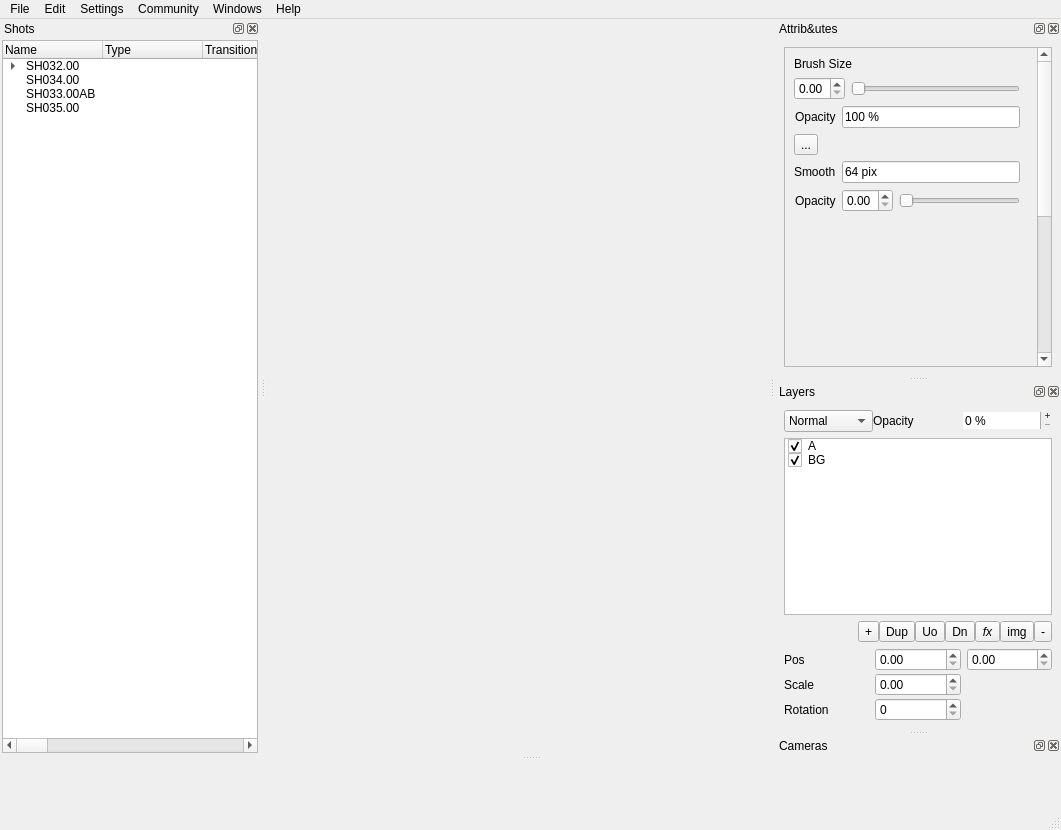
The window that BoarderMainWindow.ui (GameFusion/B-Line) describes before a commit, drawn with Qt 5.
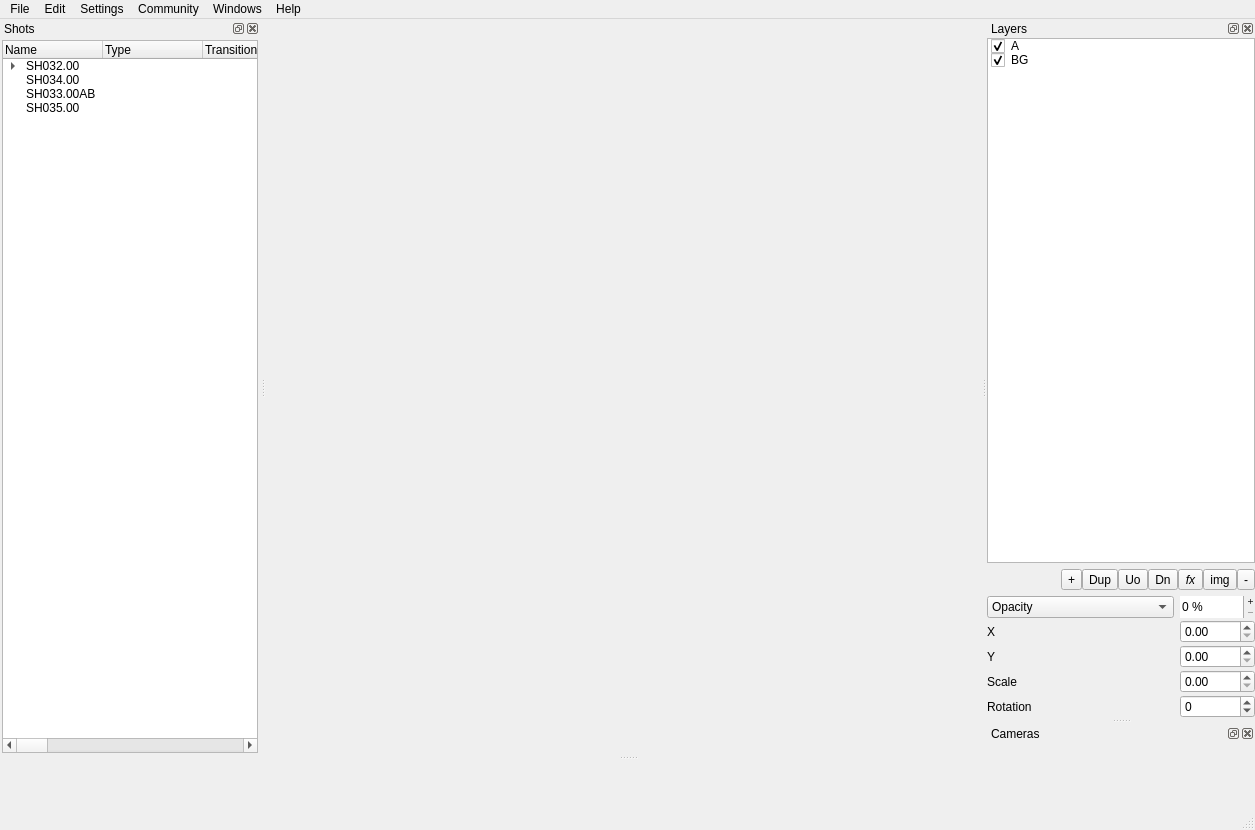
The same window after the commit. Icons and pictures are not drawn.

Commit message: Refactor UI and layer controls in BoarderMainWindow

The edit to the form file:
```diff
--- a/BoarderMainWindow.ui
+++ b/BoarderMainWindow.ui
@@ -6,7 +6,7 @@
    <rect>
     <x>0</x>
     <y>0</y>
-    <width>1061</width>
+    <width>1255</width>
     <height>830</height>
    </rect>
   </property>
@@ -29,7 +29,7 @@
     <rect>
      <x>0</x>
      <y>0</y>
-     <width>1061</width>
+     <width>1255</width>
      <height>24</height>
     </rect>
    </property>
@@ -98,190 +98,6 @@
    <addaction name="menuHelp"/>
   </widget>
   <widget class="QStatusBar" name="statusbar"/>
-  <widget class="QDockWidget" name="dockAttributes">
-   <property name="minimumSize">
-    <size>
-     <width>286</width>
-     <height>146</height>
-    </size>
-   </property>
-   <property name="windowTitle">
-    <string>Attrib&amp;utes</string>
-   </property>
-   <attribute name="dockWidgetArea">
-    <number>2</number>
-   </attribute>
-   <widget class="QWidget" name="attributesDockWidget">
-    <layout class="QVBoxLayout" name="verticalLayout_6">
-     <item>
-      <widget class="QScrollArea" name="scrollArea">
-       <property name="sizePolicy">
-        <sizepolicy hsizetype="Minimum" vsizetype="Minimum">
-         <horstretch>0</horstretch>
-         <verstretch>0</verstretch>
-        </sizepolicy>
-       </property>
-       <property name="minimumSize">
-        <size>
-         <width>0</width>
-         <height>100</height>
-        </size>
-       </property>
-       <property name="verticalScrollBarPolicy">
-        <enum>Qt::ScrollBarPolicy::ScrollBarAlwaysOn</enum>
-       </property>
-       <property name="widgetResizable">
-        <bool>false</bool>
-       </property>
-       <widget class="QWidget" name="attributesWidgetContents">
-        <property name="geometry">
-         <rect>
-          <x>0</x>
-          <y>0</y>
-          <width>244</width>
-          <height>596</height>
-         </rect>
-        </property>
-        <property name="sizePolicy">
-         <sizepolicy hsizetype="Ignored" vsizetype="Ignored">
-          <horstretch>0</horstretch>
-          <verstretch>0</verstretch>
-         </sizepolicy>
-        </property>
-        <layout class="QVBoxLayout" name="verticalLayout_3">
-         <item>
-          <widget class="QLabel" name="label">
-           <property name="text">
-            <string>Brush Size</string>
-           </property>
-          </widget>
-         </item>
-         <item>
-          <layout class="QHBoxLayout" name="attributesGroupLayout">
-           <item>
-            <widget class="QDoubleSpinBox" name="doubleSpinBox">
-             <property name="maximum">
-              <double>1.000000000000000</double>
-             </property>
-             <property name="singleStep">
-              <double>0.100000000000000</double>
-             </property>
-            </widget>
-           </item>
-           <item>
-            <widget class="QSlider" name="horizontalSlider_2">
-             <property name="maximum">
-              <number>100</number>
-             </property>
-             <property name="orientation">
-              <enum>Qt::Orientation::Horizontal</enum>
-             </property>
-            </widget>
-           </item>
-          </layout>
-         </item>
-         <item>
-          <layout class="QFormLayout" name="formLayout">
-           <property name="labelAlignment">
-            <set>Qt::AlignmentFlag::AlignRight|Qt::AlignmentFlag::AlignTrailing|Qt::AlignmentFlag::AlignVCenter</set>
-           </property>
-           <property name="formAlignment">
-            <set>Qt::AlignmentFlag::AlignRight|Qt::AlignmentFlag::AlignTop|Qt::AlignmentFlag::AlignTrailing</set>
-           </property>
-           <item row="0" column="0">
-            <widget class="QLabel" name="label_2">
-             <property name="text">
-              <string>Opacity</string>
-             </property>
-            </widget>
-           </item>
-           <item row="0" column="1">
-            <widget class="QLineEdit" name="lineEdit">
-             <property name="text">
-              <string>100 %</string>
-             </property>
-            </widget>
-           </item>
-           <item row="2" column="0">
-            <widget class="QLabel" name="label_3">
-             <property name="text">
-              <string>Smooth</string>
-             </property>
-            </widget>
-           </item>
-           <item row="2" column="1">
-            <widget class="QLineEdit" name="lineEdit_2">
-             <property name="text">
-              <string>64 pix</string>
-             </property>
-            </widget>
-           </item>
-           <item row="3" column="0">
-            <widget class="QLabel" name="label_4">
-             <property name="text">
-              <string>Opacity</string>
-             </property>
-            </widget>
-           </item>
-           <item row="3" column="1">
-            <layout class="QHBoxLayout" name="horizontalLayout_2">
-             <item>
-              <widget class="QDoubleSpinBox" name="doubleSpinBox_2">
-               <property name="maximumSize">
-                <size>
-                 <width>75</width>
-                 <height>16777215</height>
-                </size>
-               </property>
-               <property name="maximum">
-                <double>1.000000000000000</double>
-               </property>
-               <property name="singleStep">
-                <double>0.100000000000000</double>
-               </property>
-              </widget>
-             </item>
-             <item>
-              <widget class="QSlider" name="horizontalSlider_3">
-               <property name="maximum">
-                <number>100</number>
-               </property>
-               <property name="orientation">
-                <enum>Qt::Orientation::Horizontal</enum>
-               </property>
-              </widget>
-             </item>
-            </layout>
-           </item>
-           <item row="1" column="0">
-            <widget class="QToolButton" name="toolButton">
-             <property name="text">
-              <string>...</string>
-             </property>
-            </widget>
-           </item>
-          </layout>
-         </item>
-         <item>
-          <spacer name="verticalSpacer">
-           <property name="orientation">
-            <enum>Qt::Orientation::Vertical</enum>
-           </property>
-           <property name="sizeHint" stdset="0">
-            <size>
-             <width>20</width>
-             <height>446</height>
-            </size>
-           </property>
-          </spacer>
-         </item>
-        </layout>
-       </widget>
-      </widget>
-     </item>
-    </layout>
-   </widget>
-  </widget>
   <widget class="QDockWidget" name="dockControlls">
    <property name="features">
     <set>QDockWidget::DockWidgetFeature::NoDockWidgetFeatures</set>
@@ -796,8 +612,8 @@
    </property>
    <property name="minimumSize">
     <size>
-     <width>280</width>
-     <height>276</height>
+     <width>268</width>
+     <height>430</height>
     </size>
    </property>
    <property name="floating">
@@ -810,56 +626,29 @@
     <number>2</number>
    </attribute>
    <widget class="QWidget" name="dockWidgetContents_2">
+    <property name="sizePolicy">
+     <sizepolicy hsizetype="Preferred" vsizetype="Minimum">
+      <horstretch>0</horstretch>
+      <verstretch>0</verstretch>
+     </sizepolicy>
+    </property>
     <layout class="QVBoxLayout" name="verticalLayout_2">
-     <item>
-      <layout class="QHBoxLayout" name="horizontalLayout_4">
-       <property name="spacing">
-        <number>0</number>
-       </property>
-       <item>
-        <widget class="QComboBox" name="comboBox_layerBlendMode">
-         <item>
-          <property name="text">
-           <string>Normal</string>
-          </property>
-         </item>
-        </widget>
-       </item>
-       <item>
-        <widget class="QLabel" name="label_5">
-         <property name="text">
-          <string>Opacity</string>
-         </property>
-        </widget>
-       </item>
-       <item>
-        <widget class="QSpinBox" name="spinBox_layerOpacity">
-         <property name="frame">
-          <bool>false</bool>
-         </property>
-         <property name="buttonSymbols">
-          <enum>QAbstractSpinBox::ButtonSymbols::PlusMinus</enum>
-         </property>
-         <property name="specialValueText">
-          <string/>
-         </property>
-         <property name="showGroupSeparator" stdset="0">
-          <bool>false</bool>
-         </property>
-         <property name="suffix">
-          <string> %</string>
-         </property>
-         <property name="maximum">
-          <number>100</number>
-         </property>
-        </widget>
-       </item>
-      </layout>
-     </item>
+     <property name="leftMargin">
+      <number>0</number>
+     </property>
+     <property name="topMargin">
+      <number>0</number>
+     </property>
+     <property name="rightMargin">
+      <number>0</number>
+     </property>
+     <property name="bottomMargin">
+      <number>0</number>
+     </property>
      <item>
       <widget class="QListWidget" name="layerListWidget">
        <property name="sizePolicy">
-        <sizepolicy hsizetype="Expanding" vsizetype="Expanding">
+        <sizepolicy hsizetype="Minimum" vsizetype="Expanding">
          <horstretch>0</horstretch>
          <verstretch>0</verstretch>
         </sizepolicy>
@@ -890,6 +679,9 @@
        <property name="spacing">
         <number>0</number>
        </property>
+       <property name="sizeConstraint">
+        <enum>QLayout::SizeConstraint::SetMinimumSize</enum>
+       </property>
        <item>
         <spacer name="horizontalSpacer">
          <property name="orientation">
@@ -905,6 +697,12 @@
        </item>
        <item>
         <widget class="QToolButton" name="toolButton_layerAdd">
+         <property name="sizePolicy">
+          <sizepolicy hsizetype="Minimum" vsizetype="Minimum">
+           <horstretch>0</horstretch>
+           <verstretch>0</verstretch>
+          </sizepolicy>
+         </property>
          <property name="text">
           <string>+</string>
          </property>
@@ -915,6 +713,12 @@
        </item>
        <item>
         <widget class="QToolButton" name="toolButton_layerDup">
+         <property name="sizePolicy">
+          <sizepolicy hsizetype="Minimum" vsizetype="Minimum">
+           <horstretch>0</horstretch>
+           <verstretch>0</verstretch>
+          </sizepolicy>
+         </property>
          <property name="text">
           <string>Dup</string>
          </property>
@@ -925,6 +729,12 @@
        </item>
        <item>
         <widget class="QToolButton" name="toolButton_layerMoveUp">
+         <property name="sizePolicy">
+          <sizepolicy hsizetype="Minimum" vsizetype="Minimum">
+           <horstretch>0</horstretch>
+           <verstretch>0</verstretch>
+          </sizepolicy>
+         </property>
          <property name="text">
           <string>Uo</string>
          </property>
@@ -932,6 +742,12 @@
        </item>
        <item>
         <widget class="QToolButton" name="toolButton_layerMoveDown">
+         <property name="sizePolicy">
+          <sizepolicy hsizetype="Minimum" vsizetype="Minimum">
+           <horstretch>0</horstretch>
+           <verstretch>0</verstretch>
+          </sizepolicy>
+         </property>
          <property name="text">
           <string>Dn</string>
          </property>
@@ -939,6 +755,12 @@
        </item>
        <item>
         <widget class="QToolButton" name="toolButton_layerFX">
+         <property name="sizePolicy">
+          <sizepolicy hsizetype="Minimum" vsizetype="Minimum">
+           <horstretch>0</horstretch>
+           <verstretch>0</verstretch>
+          </sizepolicy>
+         </property>
          <property name="font">
           <font>
            <italic>true</italic>
@@ -957,6 +779,12 @@
        </item>
        <item>
         <widget class="QToolButton" name="toolButton_layerImage">
+         <property name="sizePolicy">
+          <sizepolicy hsizetype="Minimum" vsizetype="Minimum">
+           <horstretch>0</horstretch>
+           <verstretch>0</verstretch>
+          </sizepolicy>
+         </property>
          <property name="text">
           <string>img</string>
          </property>
@@ -968,6 +796,12 @@
        </item>
        <item>
         <widget class="QToolButton" name="toolButton_layerTrash">
+         <property name="sizePolicy">
+          <sizepolicy hsizetype="Minimum" vsizetype="Minimum">
+           <horstretch>0</horstretch>
+           <verstretch>0</verstretch>
+          </sizepolicy>
+         </property>
          <property name="text">
           <string>-</string>
          </property>
@@ -987,38 +821,164 @@
        <property name="verticalSpacing">
         <number>2</number>
        </property>
-       <item row="2" column="0">
+       <item row="5" column="0">
         <widget class="QLabel" name="label_8">
          <property name="text">
           <string>Rotation</string>
          </property>
         </widget>
        </item>
-       <item row="2" column="1">
-        <widget class="QSpinBox" name="spinBox_layerRotation"/>
+       <item row="5" column="1">
+        <widget class="QSpinBox" name="spinBox_layerRotation">
+         <property name="sizePolicy">
+          <sizepolicy hsizetype="Minimum" vsizetype="Minimum">
+           <horstretch>0</horstretch>
+           <verstretch>0</verstretch>
+          </sizepolicy>
+         </property>
+         <property name="maximumSize">
+          <size>
+           <width>75</width>
+           <height>16777215</height>
+          </size>
+         </property>
+         <property name="minimum">
+          <number>-9999</number>
+         </property>
+         <property name="maximum">
+          <number>9999</number>
+         </property>
+         <property name="displayIntegerBase">
+          <number>10</number>
+         </property>
+        </widget>
        </item>
-       <item row="0" column="2">
-        <widget class="QDoubleSpinBox" name="doubleSpinBox_layerPosY"/>
+       <item row="3" column="1">
+        <widget class="QDoubleSpinBox" name="doubleSpinBox_layerPosY">
+         <property name="sizePolicy">
+          <sizepolicy hsizetype="Minimum" vsizetype="Minimum">
+           <horstretch>0</horstretch>
+           <verstretch>0</verstretch>
+          </sizepolicy>
+         </property>
+         <property name="maximumSize">
+          <size>
+           <width>75</width>
+           <height>16777215</height>
+          </size>
+         </property>
+         <property name="maximum">
+          <double>9999.989999999999782</double>
+         </property>
+        </widget>
        </item>
-       <item row="1" column="0">
+       <item row="4" column="1">
+        <widget class="QDoubleSpinBox" name="doubleSpinBox_layerScale">
+         <property name="sizePolicy">
+          <sizepolicy hsizetype="Minimum" vsizetype="Minimum">
+           <horstretch>0</horstretch>
+           <verstretch>0</verstretch>
+          </sizepolicy>
+         </property>
+         <property name="maximumSize">
+          <size>
+           <width>75</width>
+           <height>16777215</height>
+          </size>
+         </property>
+         <property name="maximum">
+          <double>999.990000000000009</double>
+         </property>
+        </widget>
+       </item>
+       <item row="1" column="1">
+        <widget class="QSpinBox" name="spinBox_layerOpacity">
+         <property name="sizePolicy">
+          <sizepolicy hsizetype="Minimum" vsizetype="Minimum">
+           <horstretch>0</horstretch>
+           <verstretch>0</verstretch>
+          </sizepolicy>
+         </property>
+         <property name="maximumSize">
+          <size>
+           <width>75</width>
+           <height>16777215</height>
+          </size>
+         </property>
+         <property name="frame">
+          <bool>false</bool>
+         </property>
+         <property name="buttonSymbols">
+          <enum>QAbstractSpinBox::ButtonSymbols::PlusMinus</enum>
+         </property>
+         <property name="specialValueText">
+          <string/>
+         </property>
+         <property name="showGroupSeparator" stdset="0">
+          <bool>false</bool>
+         </property>
+         <property name="suffix">
+          <string> %</string>
+         </property>
+         <property name="maximum">
+          <number>100</number>
+         </property>
+        </widget>
+       </item>
+       <item row="4" column="0">
         <widget class="QLabel" name="label_7">
          <property name="text">
           <string>Scale</string>
          </property>
         </widget>
        </item>
-       <item row="0" column="0">
+       <item row="2" column="1">
+        <widget class="QDoubleSpinBox" name="doubleSpinBox_layerPosX">
+         <property name="sizePolicy">
+          <sizepolicy hsizetype="Minimum" vsizetype="Minimum">
+           <horstretch>0</horstretch>
+           <verstretch>0</verstretch>
+          </sizepolicy>
+         </property>
+         <property name="maximumSize">
+          <size>
+           <width>75</width>
+           <height>16777215</height>
+          </size>
+         </property>
+         <property name="maximum">
+          <double>9999.989999999999782</double>
+         </property>
+        </widget>
+       </item>
+       <item row="2" column="0">
         <widget class="QLabel" name="label_6">
          <property name="text">
-          <string>Pos</string>
+          <string>X</string>
          </property>
         </widget>
        </item>
-       <item row="1" column="1">
-        <widget class="QDoubleSpinBox" name="doubleSpinBox_layerScale"/>
+       <item row="3" column="0">
+        <widget class="QLabel" name="label_9">
+         <property name="text">
+          <string>Y</string>
+         </property>
+        </widget>
        </item>
-       <item row="0" column="1">
-        <widget class="QDoubleSpinBox" name="doubleSpinBox_layerPosX"/>
+       <item row="1" column="0">
+        <widget class="QComboBox" name="comboBox_layerBlendMode">
+         <property name="sizePolicy">
+          <sizepolicy hsizetype="Preferred" vsizetype="Minimum">
+           <horstretch>0</horstretch>
+           <verstretch>0</verstretch>
+          </sizepolicy>
+         </property>
+         <item>
+          <property name="text">
+           <string>Opacity</string>
+          </property>
+         </item>
+        </widget>
        </item>
       </layout>
      </item>
@@ -1026,6 +986,12 @@
    </widget>
   </widget>
   <widget class="QDockWidget" name="dockCameras">
+   <property name="sizePolicy">
+    <sizepolicy hsizetype="Preferred" vsizetype="Minimum">
+     <horstretch>0</horstretch>
+     <verstretch>0</verstretch>
+    </sizepolicy>
+   </property>
    <property name="windowTitle">
     <string>Cameras</string>
    </property>
```
The commit also changes 2 other files.
